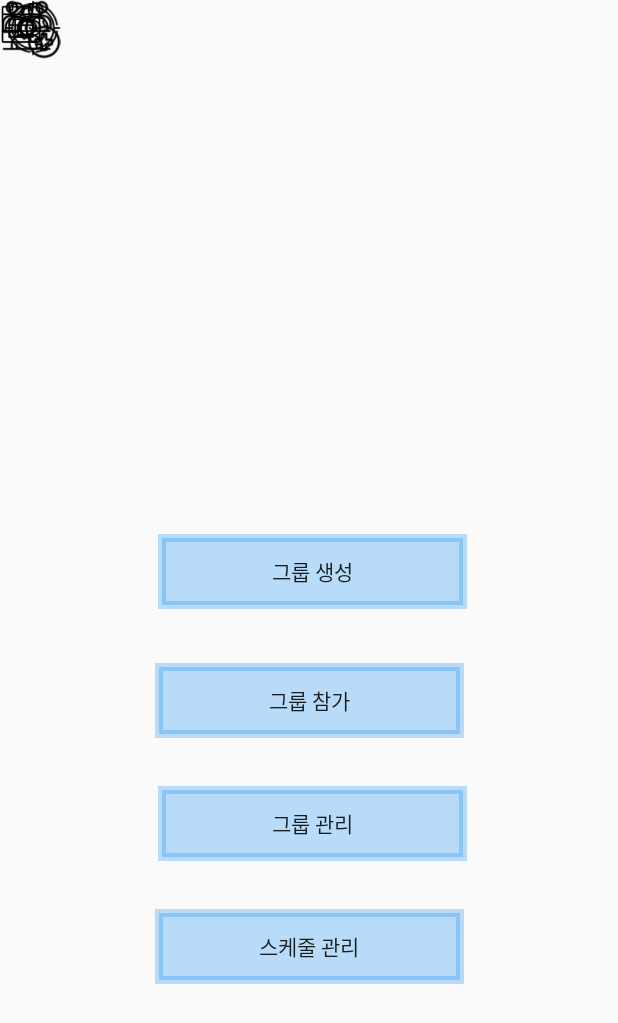
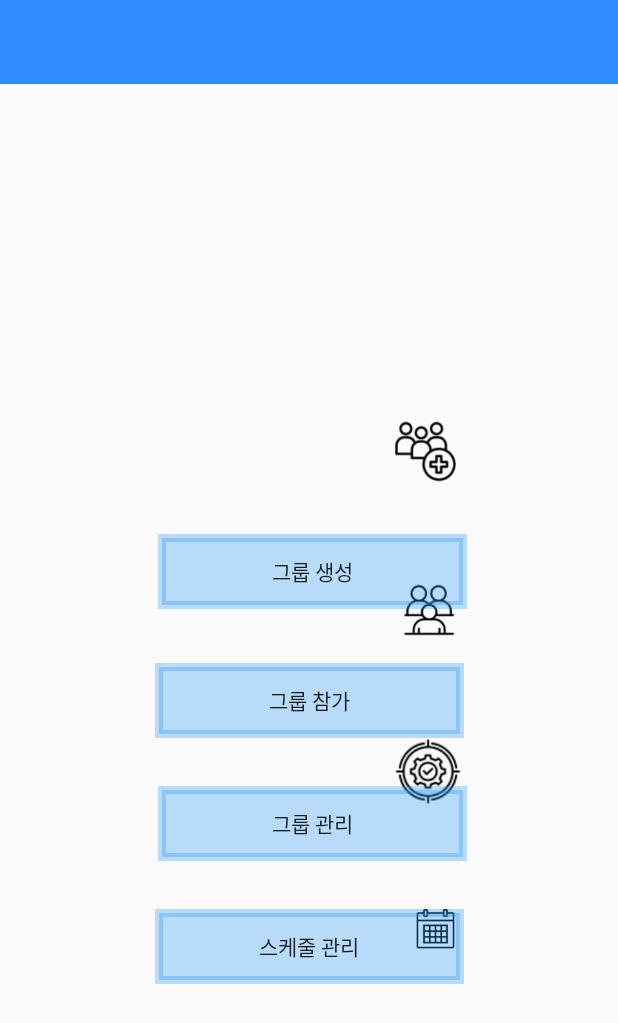
Before and after one commit to DartNee/CapstoneProject, an Android app: the screen it shows after launch (MainActivity), on a phone screen of 412 x 824 dp. Shown: the top 1023 px of the screen. Run offline under Robolectric (Android 15) with nearby library versions, the phone set to English and light mode, and no system bars; 6 statements that could not run were skipped.

```diff
--- a/app/src/main/res/layout/activity_main.xml
+++ b/app/src/main/res/layout/activity_main.xml
@@ -60,11 +60,11 @@
         android:id="@+id/toolbar"
         android:layout_width="match_parent"
         android:layout_height="wrap_content"
-        android:layout_marginBottom="472dp"
+        android:layout_marginBottom="216dp"
         android:background="#2E8CFF"
         android:minHeight="?attr/actionBarSize"
         android:theme="?attr/actionBarTheme"
-        app:layout_constraintBottom_toTopOf="@+id/imageView5"
+        app:layout_constraintBottom_toTopOf="@+id/imageView2"
         app:layout_constraintEnd_toEndOf="parent"
         app:layout_constraintStart_toStartOf="parent"
         app:layout_constraintTop_toTopOf="parent"
@@ -75,35 +75,51 @@
 
     <ImageView
         android:id="@+id/imageView5"
-        android:layout_width="28dp"
-        android:layout_height="31dp"
-        app:srcCompat="@drawable/cla"
-        tools:layout_editor_absoluteX="276dp"
-        tools:layout_editor_absoluteY="525dp" />
+        android:layout_width="0dp"
+        android:layout_height="0dp"
+        android:layout_marginStart="8dp"
+        android:layout_marginEnd="7dp"
+        android:layout_marginBottom="175dp"
+        app:layout_constraintBottom_toBottomOf="parent"
+        app:layout_constraintEnd_toEndOf="@+id/button3"
+        app:layout_constraintStart_toStartOf="@+id/imageView3"
+        app:layout_constraintTop_toBottomOf="@+id/imageView4"
+        app:srcCompat="@drawable/cla" />
 
     <ImageView
         android:id="@+id/imageView2"
-        android:layout_width="41dp"
-        android:layout_height="39dp"
-        app:srcCompat="@drawable/icons8_group_64"
-        tools:layout_editor_absoluteX="263dp"
-        tools:layout_editor_absoluteY="271dp" />
+        android:layout_width="0dp"
+        android:layout_height="0dp"
+        android:layout_marginBottom="47dp"
+        app:layout_constraintBottom_toTopOf="@+id/imageView3"
+        app:layout_constraintEnd_toEndOf="@+id/imageView3"
+        app:layout_constraintStart_toStartOf="@+id/imageView4"
+        app:layout_constraintTop_toBottomOf="@+id/toolbar"
+        app:srcCompat="@drawable/icons8_group_64" />
 
     <ImageView
         android:id="@+id/imageView3"
-        android:layout_width="36dp"
-        android:layout_height="34dp"
-        app:srcCompat="@drawable/plus"
-        tools:layout_editor_absoluteX="268dp"
-        tools:layout_editor_absoluteY="357dp" />
+        android:layout_width="0dp"
+        android:layout_height="0dp"
+        android:layout_marginStart="5dp"
+        android:layout_marginEnd="5dp"
+        android:layout_marginBottom="50dp"
+        app:layout_constraintBottom_toTopOf="@+id/imageView4"
+        app:layout_constraintEnd_toEndOf="@+id/button2"
+        app:layout_constraintStart_toStartOf="@+id/imageView4"
+        app:layout_constraintTop_toBottomOf="@+id/imageView2"
+        app:srcCompat="@drawable/plus" />
 
     <ImageView
         android:id="@+id/imageView4"
         android:layout_width="44dp"
-        android:layout_height="37dp"
-        app:srcCompat="@drawable/management"
-        tools:layout_editor_absoluteX="263dp"
-        tools:layout_editor_absoluteY="441dp" />
+        android:layout_height="0dp"
+        android:layout_marginEnd="4dp"
+        android:layout_marginBottom="47dp"
+        app:layout_constraintBottom_toTopOf="@+id/imageView5"
+        app:layout_constraintEnd_toEndOf="@+id/button3"
+        app:layout_constraintTop_toBottomOf="@+id/imageView3"
+        app:srcCompat="@drawable/management" />
 
 
 </androidx.constraintlayout.widget.ConstraintLayout>
```
